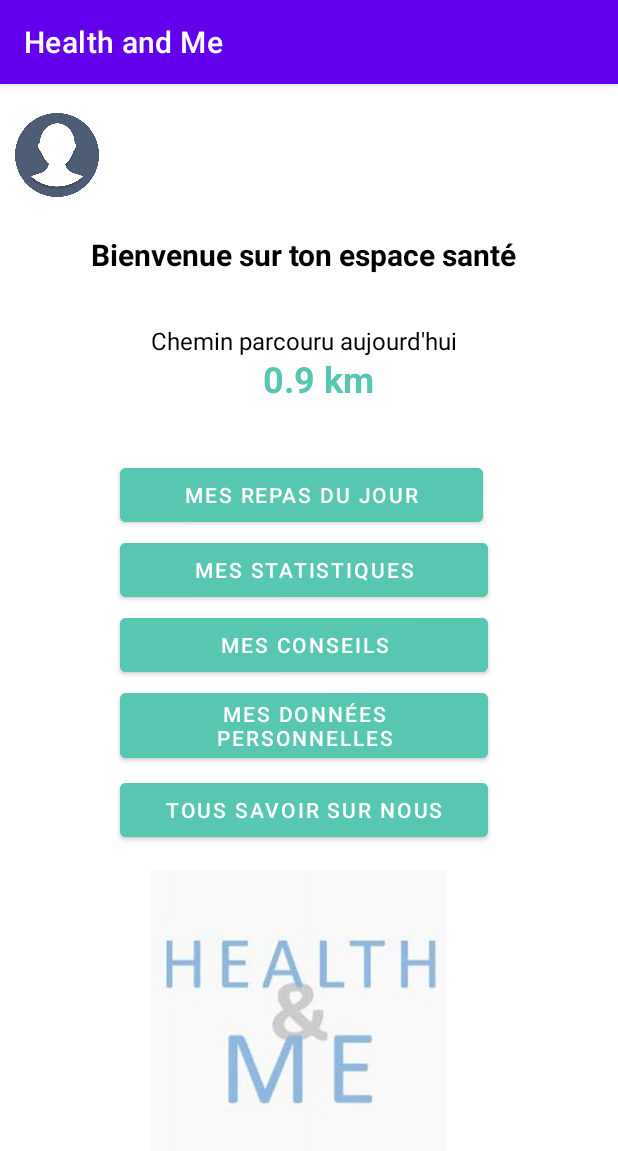
After one commit to freya022/ProjetAndroid, an Android app: the HomeActivity screen opened directly, with no data from a screen before it, on a phone screen of 412 x 824 dp. The commit adds this screen. Shown: the top 1151 px of the screen. Run offline under Robolectric (Android 15) with nearby library versions, the phone set to English and light mode, and no system bars.

Commit message:
Refactoring home activity

```diff
--- a/app/src/main/AndroidManifest.xml
+++ b/app/src/main/AndroidManifest.xml
@@ -30,7 +30,7 @@
             android:name=".other.infoSurNous"
             android:exported="false" />
         <activity
-            android:name=".other.Acc"
+            android:name=".other.HomeActivity"
             android:exported="false" />
         <activity
             android:name=".other.OublierMDP"
--- a/app/src/main/java/com/freya02/projetandroid/MainActivity.java
+++ b/app/src/main/java/com/freya02/projetandroid/MainActivity.java
@@ -17,8 +17,8 @@
 import androidx.appcompat.app.ActionBar;
 import androidx.appcompat.app.AppCompatActivity;
 
-import com.freya02.projetandroid.other.Acc;
 import com.freya02.projetandroid.other.Helper;
+import com.freya02.projetandroid.other.HomeActivity;
 import com.freya02.projetandroid.other.OublierMDP;
 import com.freya02.projetandroid.other.Utilisateur;
 import com.freya02.projetandroid.other.creerCompte;
@@ -87,7 +87,7 @@
         } else {
             Utilisateur user = h.getOneWithMail(mail_,mdp_);
             if(user!=null){
-                Intent intent = new Intent(MainActivity.this, Acc.class);
+                Intent intent = new Intent(MainActivity.this, HomeActivity.class);
                 intent.putExtra("personne_nom", user.getNom());
                 intent.putExtra("personne_prenom", user.getPrenom());
                 startActivity(intent);
--- /dev/null
+++ b/app/src/main/java/com/freya02/projetandroid/other/HomeActivity.java
@@ -0,0 +1,42 @@
+package com.freya02.projetandroid.other;
+
+import android.content.Intent;
+import android.os.Bundle;
+import android.view.View;
+import android.widget.TextView;
+
+import androidx.appcompat.app.AppCompatActivity;
+
+import com.freya02.projetandroid.R;
+
+public class HomeActivity extends AppCompatActivity {
+    @Override
+    protected void onCreate(Bundle savedInstanceState) {
+        super.onCreate(savedInstanceState);
+        setContentView(R.layout.activity_home);
+
+        final TextView name = findViewById(R.id.nom2);
+        final TextView prenom = findViewById(R.id.prenom2);
+
+        name.setText(getIntent().getStringExtra("personne_nom"));
+        prenom.setText(getIntent().getStringExtra("personne_prenom"));
+    }
+
+    public void changerPageInfo(View v) {
+        Intent intent = new Intent(this, infoSurNous.class);
+
+        startActivity(intent);
+    }
+
+    public void changerPageStat(View v) {
+        Intent intent = new Intent(this, Statistique.class);
+
+        startActivity(intent);
+    }
+
+    public void changerPageCons(View v) {
+        Intent intent = new Intent(this, Conseils.class);
+
+        startActivity(intent);
+    }
+}
--- a/app/src/main/res/layout/activity_acc.xml
+++ b/app/src/main/res/layout/activity_home.xml
@@ -4,7 +4,7 @@
     xmlns:tools="http://schemas.android.com/tools"
     android:layout_width="match_parent"
     android:layout_height="match_parent"
-    tools:context=".other.Acc">
+    tools:context=".other.HomeActivity">
 
     <TextView
         android:id="@+id/nom2"
@@ -73,6 +73,7 @@
         android:layout_marginLeft="80dp"
         android:layout_marginTop="300dp"
         android:backgroundTint="@color/blue70"
+        android:onClick="changerPageStat"
         android:text="Mes statistiques" />
 
     <Button
@@ -82,6 +83,7 @@
         android:layout_marginLeft="80dp"
         android:layout_marginTop="350dp"
         android:backgroundTint="@color/blue70"
+        android:onClick="changerPageCons"
         android:text="Mes conseils" />
     <Button
         android:id="@+id/button3"
@@ -94,11 +96,12 @@
 
     <Button
         android:id="@+id/infoSurNous"
-        android:backgroundTint="@color/blue70"
         android:layout_width="245dp"
         android:layout_height="wrap_content"
         android:layout_marginLeft="80dp"
         android:layout_marginTop="460dp"
+        android:backgroundTint="@color/blue70"
+        android:onClick="changerPageInfo"
         android:text="Tous savoir sur nous" />
 
     <TextView
```
Also changed, not shown: app/src/main/java/com/freya02/projetandroid/other/Acc.java (deleted, +0 -68 lines).
